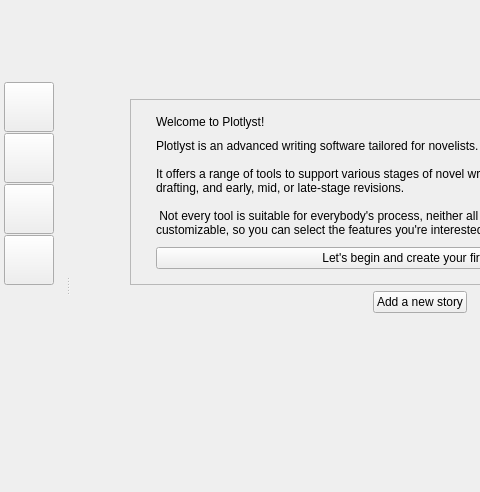
Old version of the form ui/home_view.ui in the repository zkovari/plotlyst; both pictures show x 0 to 480 and y 0 to 492 of the 771 by 492 pixel window.
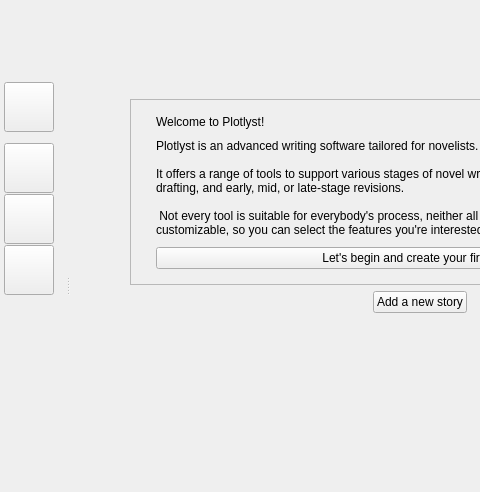
New version of the form.

```diff
--- a/ui/home_view.ui
+++ b/ui/home_view.ui
@@ -254,6 +254,22 @@
           </attribute>
          </widget>
         </item>
+        <item>
+         <spacer name="verticalSpacer_7">
+          <property name="orientation">
+           <enum>Qt::Vertical</enum>
+          </property>
+          <property name="sizeType">
+           <enum>QSizePolicy::Fixed</enum>
+          </property>
+          <property name="sizeHint" stdset="0">
+           <size>
+            <width>20</width>
+            <height>10</height>
+           </size>
+          </property>
+         </spacer>
+        </item>
         <item>
          <widget class="QToolButton" name="btnTutorials">
           <property name="minimumSize">
```
